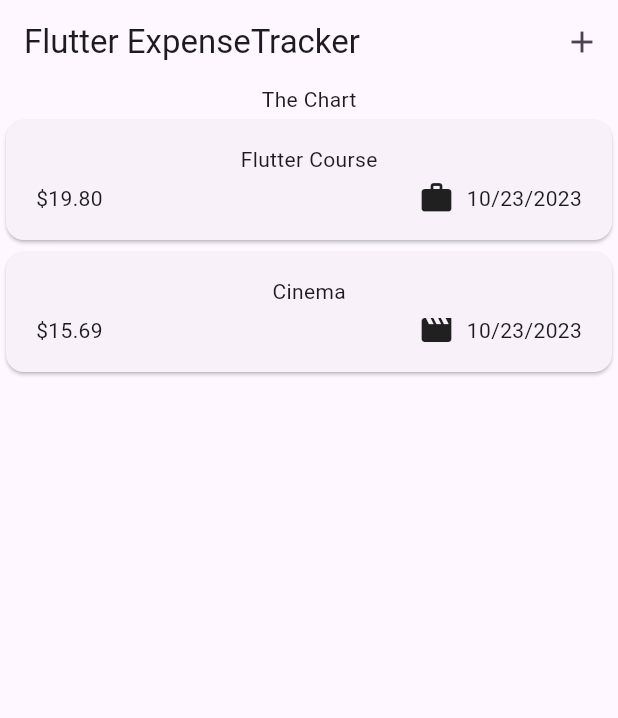
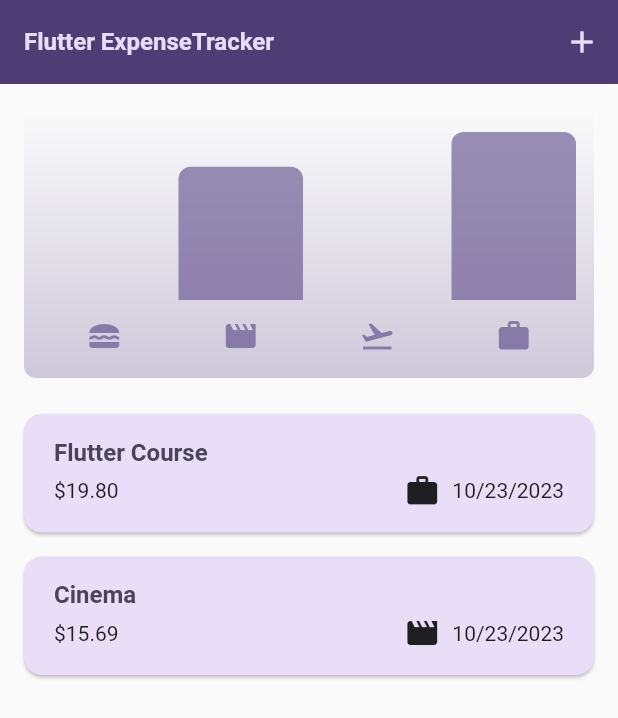
Before and after one commit to code-hassan/expense_tracker, a Flutter app: the screen it shows after launch, on a phone screen of 412 x 824 dp. Shown: the top 718 px of the screen. Run offline on Flutter 3.47's test engine with Material 2 defaults, Android fonts, the phone set to English and light mode, and no system bars.

Commit message:
complete expense_tracker app

```diff
--- a/lib/main.dart
+++ b/lib/main.dart
@@ -4,6 +4,14 @@ import 'package:flutter/material.dart';
 void main() {
   runApp(const MyApp());
 }
+var kColorScheme = ColorScheme.fromSeed(
+    seedColor: const Color.fromARGB(255, 96, 61, 181),
+);
+
+var kDarkColorScheme = ColorScheme.fromSeed(
+     brightness: Brightness.dark,
+    seedColor: const Color.fromARGB(255, 5, 99, 125)
+);
 
 class MyApp extends StatelessWidget {
   const MyApp({super.key});
@@ -13,10 +21,51 @@ class MyApp extends StatelessWidget {
     return MaterialApp(
       debugShowCheckedModeBanner: false,
       title: 'Flutter Demo',
-      theme: ThemeData(
-        colorScheme: ColorScheme.fromSeed(seedColor: Colors.deepPurple),
+      darkTheme: ThemeData.dark().copyWith(
         useMaterial3: true,
+        colorScheme: kDarkColorScheme,
+        cardTheme: const CardTheme().copyWith(
+          color: kDarkColorScheme.secondaryContainer,
+          margin: const EdgeInsets.symmetric(
+            horizontal: 16,
+            vertical: 8,
+          ),
+        ),
+        elevatedButtonTheme: ElevatedButtonThemeData(
+          style: ElevatedButton.styleFrom(
+            backgroundColor: kDarkColorScheme.primaryContainer,
+            foregroundColor: kDarkColorScheme.onPrimaryContainer,
+          ),
+        ),
       ),
+      theme: ThemeData().copyWith(
+        useMaterial3: true,
+        colorScheme: kColorScheme,
+        appBarTheme: const AppBarTheme().copyWith(
+          backgroundColor: kColorScheme.onPrimaryContainer,
+          foregroundColor: kColorScheme.primaryContainer,
+        ),
+        cardTheme: const CardTheme().copyWith(
+          color: kColorScheme.secondaryContainer,
+          margin: const EdgeInsets.symmetric(
+            horizontal: 16,
+            vertical: 8,
+          ),
+        ),
+        elevatedButtonTheme: ElevatedButtonThemeData(
+          style: ElevatedButton.styleFrom(
+            backgroundColor: kColorScheme.primaryContainer,
+          ),
+        ),
+        textTheme: ThemeData().textTheme.copyWith(
+          titleLarge: TextStyle(
+            color: kColorScheme.onSecondaryContainer,
+            fontWeight: FontWeight.bold,
+            fontSize: 16,
+          ),
+        ),
+      ),
+      themeMode: ThemeMode.system,
       home: const Expenses(),
     );
   }
--- a/lib/model/epense.dart
+++ b/lib/model/epense.dart
@@ -35,3 +35,29 @@ class Expense{
 
 
 }
+
+class ExpenseBucket {
+  const ExpenseBucket( {
+    required this.category,
+    required this.expenses,
+});
+  ExpenseBucket.forCategory(List<Expense> allExpenses, this.category)
+      : expenses = allExpenses
+      .where((expense) => expense.category == category).toList();
+
+
+  final Category category;
+  final List<Expense> expenses;
+
+  double get totalExpenses{
+    double sum = 0;
+
+    for(final expense in expenses){
+      sum += expense.amount;
+    }
+
+
+    return sum;
+  }
+
+}
--- /dev/null
+++ b/lib/widgets/chart/chart.dart
@@ -0,0 +1,95 @@
+import 'package:flutter/material.dart';
+
+import 'package:expense_tracker/widgets/chart/chart_bar.dart';
+
+
+import '../../model/epense.dart';
+
+class Chart extends StatelessWidget {
+  const Chart({super.key, required this.expenses});
+
+  final List<Expense> expenses;
+
+  List<ExpenseBucket> get buckets {
+    return [
+      ExpenseBucket.forCategory(expenses, Category.food),
+      ExpenseBucket.forCategory(expenses, Category.leisure),
+      ExpenseBucket.forCategory(expenses, Category.travel),
+      ExpenseBucket.forCategory(expenses, Category.work),
+    ];
+  }
+
+  double get maxTotalExpense {
+    double maxTotalExpense = 0;
+
+    for (final bucket in buckets) {
+      if (bucket.totalExpenses > maxTotalExpense) {
+        maxTotalExpense = bucket.totalExpenses;
+      }
+    }
+
+    return maxTotalExpense;
+  }
+
+  @override
+  Widget build(BuildContext context) {
+    final isDarkMode =
+        MediaQuery.of(context).platformBrightness == Brightness.dark;
+    return Container(
+      margin: const EdgeInsets.all(16),
+      padding: const EdgeInsets.symmetric(
+        vertical: 16,
+        horizontal: 8,
+      ),
+      width: double.infinity,
+      height: 180,
+      decoration: BoxDecoration(
+        borderRadius: BorderRadius.circular(8),
+        gradient: LinearGradient(
+          colors: [
+            Theme.of(context).colorScheme.primary.withOpacity(0.3),
+            Theme.of(context).colorScheme.primary.withOpacity(0.0)
+          ],
+          begin: Alignment.bottomCenter,
+          end: Alignment.topCenter,
+        ),
+      ),
+      child: Column(
+        children: [
+          Expanded(
+            child: Row(
+              crossAxisAlignment: CrossAxisAlignment.end,
+              children: [
+                for (final bucket in buckets) // alternative to map()
+                  ChartBar(
+                    fill: bucket.totalExpenses == 0 ? 0 : bucket.totalExpenses / maxTotalExpense,
+                  )
+              ],
+            ),
+          ),
+          const SizedBox(height: 12),
+          Row(
+            children: buckets
+                .map(
+                  (bucket) => Expanded(
+                child: Padding(
+                  padding: const EdgeInsets.symmetric(horizontal: 4),
+                  child: Icon(
+                    categoryIcons[bucket.category],
+                    color: isDarkMode
+                        ? Theme.of(context).colorScheme.secondary
+                        : Theme.of(context)
+                        .colorScheme
+                        .primary
+                        .withOpacity(0.7),
+                  ),
+                ),
+              ),
+            )
+                .toList(),
+          )
+        ],
+      ),
+    );
+  }
+}
--- /dev/null
+++ b/lib/widgets/chart/chart_bar.dart
@@ -0,0 +1,34 @@
+import 'package:flutter/material.dart';
+
+class ChartBar extends StatelessWidget {
+  const ChartBar({
+    super.key,
+    required this.fill,
+  });
+
+  final double fill;
+
+  @override
+  Widget build(BuildContext context) {
+    final isDarkMode =
+        MediaQuery.of(context).platformBrightness == Brightness.dark;
+    return Expanded(
+      child: Padding(
+        padding: const EdgeInsets.symmetric(horizontal: 4),
+        child: FractionallySizedBox(
+          heightFactor: fill,
+          child: DecoratedBox(
+            decoration: BoxDecoration(
+              shape: BoxShape.rectangle,
+              borderRadius:
+              const BorderRadius.vertical(top: Radius.circular(8)),
+              color: isDarkMode
+                  ? Theme.of(context).colorScheme.secondary
+                  : Theme.of(context).colorScheme.primary.withOpacity(0.65),
+            ),
+          ),
+        ),
+      ),
+    );
+  }
+}
--- a/lib/widgets/expenses.dart
+++ b/lib/widgets/expenses.dart
@@ -4,6 +4,7 @@ import 'package:expense_tracker/widgets/new_expense.dart';
 import 'package:flutter/material.dart';
 
 import '../model/epense.dart';
+import 'chart/chart.dart';
 
 class Expenses extends StatefulWidget {
   const Expenses({super.key});
@@ -98,7 +99,7 @@ class _ExpensesState extends State<Expenses> {
       ),
       body: Column(
         children: [
-          const Text("The Chart"),
+          Chart(expenses: _registeredExpense,),
           Expanded(
               child: mainContent,
           ),
--- a/lib/widgets/expenses_list/expense_item.dart
+++ b/lib/widgets/expenses_list/expense_item.dart
@@ -12,8 +12,9 @@ class ExpenseItem extends StatelessWidget {
           vertical: 16,
         ),
         child: Column(
+          crossAxisAlignment: CrossAxisAlignment.start,
           children: [
-            Text(expanse.title),
+            Text(expanse.title,style: Theme.of(context).textTheme.titleLarge,),
             const SizedBox(height: 4,),
             Row(
               children: [
--- a/lib/widgets/expenses_list/expenses_list.dart
+++ b/lib/widgets/expenses_list/expenses_list.dart
@@ -1,5 +1,6 @@
 import 'package:expense_tracker/widgets/expenses_list/expense_item.dart';
 import 'package:flutter/cupertino.dart';
+import 'package:flutter/material.dart';
 
 import '../../model/epense.dart';
 
@@ -18,6 +19,12 @@ class ExpensesList extends StatelessWidget {
         itemBuilder: (context , index) =>
             Dismissible(
               key: ValueKey(expenses[index]),
+              background: Container(
+                color: Theme.of(context).colorScheme.error.withOpacity(0.75),
+                margin: EdgeInsets.symmetric(
+                  horizontal: Theme.of(context).cardTheme.margin!.horizontal,
+                ),
+              ),
               onDismissed: (direction){
                   onRemoveExpense(expenses[index]);
               },
```
